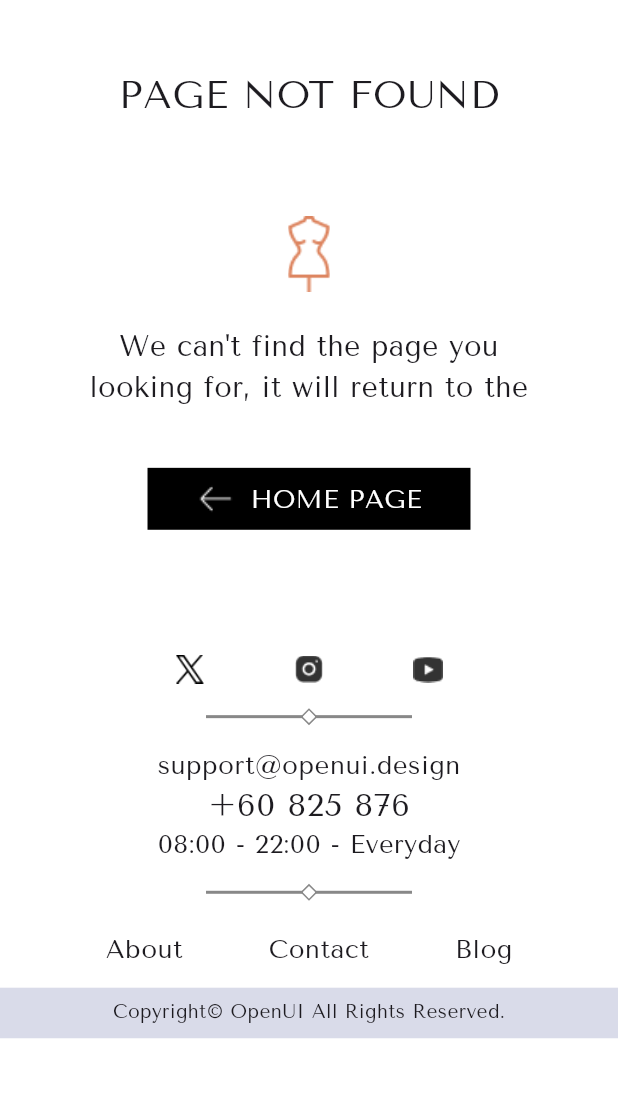
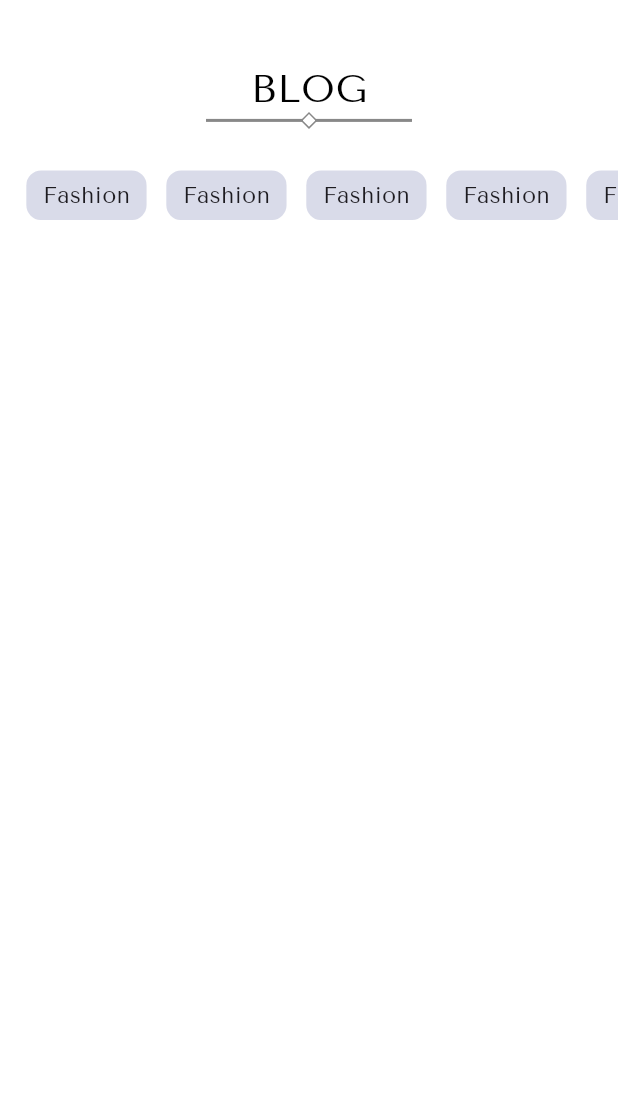
Before and after one commit to ahmetakay24/fashion_e_commerce_app, a Flutter app: the screen it shows after launch, on a phone screen of 412 x 824 dp, the part 76-1173 px from its top. Run offline on Flutter 3.47's test engine with Material 3 defaults, Android fonts, the phone set to English and light mode, and no system bars; drawn by our look-alikes of auto_size_text; our stand-ins replace cached_network_image, carousel_slider, smooth_page_indicator.

Commit message:
PageNotFoundPage was edited and BlogListPage was added

```diff
--- a/lib/main.dart
+++ b/lib/main.dart
@@ -1,4 +1,4 @@
-import 'package:fashion_e_commerce_app/screens/page_not_found/view/page_not_found_view.dart';
+import 'package:fashion_e_commerce_app/screens/blog_list/view/blog_list_view.dart';
 import 'package:fashion_e_commerce_app/theme/app_theme.dart';
 import 'package:flutter/material.dart';
 
@@ -17,7 +17,7 @@ class App extends StatelessWidget {
     return MaterialApp(
       debugShowCheckedModeBanner: false,
       theme: theme.themeData,
-      home: const PageNotFoundView(),
+      home: const BlogListView(),
     );
   }
 }
--- /dev/null
+++ b/lib/screens/blog_list/view/blog_list_view.dart
@@ -0,0 +1,129 @@
+import 'package:fashion_e_commerce_app/core/colors/core_app_colors.dart';
+import 'package:fashion_e_commerce_app/core/size/device_size.dart';
+import 'package:fashion_e_commerce_app/core/widgets/app_custom_widgets.dart';
+import 'package:flutter/material.dart';
+import 'package:flutter/widgets.dart';
+
+class BlogListView extends StatelessWidget {
+  const BlogListView({super.key});
+
+  @override
+  Widget build(BuildContext context) {
+    AppColors colors = AppColors();
+    DeviceSize size = DeviceSize(context);
+
+    return Scaffold(
+      backgroundColor: Colors.white,
+      appBar: OpenFashionAppBar(
+          context: context, colors: colors, size: size, appBarColors: Colors.white, iconBlackOrWhite: Colors.black),
+      body: Center(
+        child: Column(
+          children: [
+            Padding(
+              padding: EdgeInsets.only(top: sizeCalculator(size.height, 3.70)),
+              child: SizedBox(
+                height: sizeCalculator(size.height, 4.09),
+                width: sizeCalculator(size.width, 18.87),
+                child: const FittedBox(
+                  fit: BoxFit.fitWidth,
+                  child: Text(
+                    "BLOG",
+                    style: TextStyle(color: Colors.black),
+                  ),
+                ),
+              ),
+            ),
+            Padding(
+                padding: EdgeInsets.only(bottom: sizeCalculator(size.height, 3.47)),
+                child: AppHeaderLine(size: size, colors: colors)),
+            SizedBox(
+              height: sizeCalculator(size.height, 4.01),
+              width: size.width,
+              child: ListView(
+                padding: EdgeInsets.only(left: sizeCalculator(size.width, 4.26)),
+                scrollDirection: Axis.horizontal,
+                children: [
+                  Container(
+                    decoration: BoxDecoration(
+                        borderRadius: const BorderRadius.all(Radius.circular(10)), color: colors.inputBackground),
+                    height: sizeCalculator(size.height, 4.01),
+                    width: sizeCalculator(size.width, 19.46),
+                    child: Padding(
+                      padding: EdgeInsets.symmetric(
+                          vertical: sizeCalculator(size.height, 1.00), horizontal: sizeCalculator(size.width, 2.66)),
+                      child: const FittedBox(fit: BoxFit.fitWidth, child: Text("Fashion")),
+                    ),
+                  ),
+                  Padding(
+                    padding: EdgeInsets.symmetric(horizontal: sizeCalculator(size.width, 3.19)),
+                    child: Container(
+                      decoration: BoxDecoration(
+                          borderRadius: const BorderRadius.all(Radius.circular(10)), color: colors.inputBackground),
+                      height: sizeCalculator(size.height, 4.01),
+                      width: sizeCalculator(size.width, 19.46),
+                      child: Padding(
+                        padding: EdgeInsets.symmetric(
+                            vertical: sizeCalculator(size.height, 1.00), horizontal: sizeCalculator(size.width, 2.66)),
+                        child: const FittedBox(fit: BoxFit.fitWidth, child: Text("Fashion")),
+                      ),
+                    ),
+                  ),
+                  Container(
+                    decoration: BoxDecoration(
+                        borderRadius: const BorderRadius.all(Radius.circular(10)), color: colors.inputBackground),
+                    height: sizeCalculator(size.height, 4.01),
+                    width: sizeCalculator(size.width, 19.46),
+                    child: Padding(
+                      padding: EdgeInsets.symmetric(
+                          vertical: sizeCalculator(size.height, 1.00), horizontal: sizeCalculator(size.width, 2.66)),
+                      child: const FittedBox(fit: BoxFit.fitWidth, child: Text("Fashion")),
+                    ),
+                  ),
+                  Padding(
+                    padding: EdgeInsets.symmetric(horizontal: sizeCalculator(size.width, 3.19)),
+                    child: Container(
+                      decoration: BoxDecoration(
+                          borderRadius: const BorderRadius.all(Radius.circular(10)), color: colors.inputBackground),
+                      height: sizeCalculator(size.height, 4.01),
+                      width: sizeCalculator(size.width, 19.46),
+                      child: Padding(
+                        padding: EdgeInsets.symmetric(
+                            vertical: sizeCalculator(size.height, 1.00), horizontal: sizeCalculator(size.width, 2.66)),
+                        child: const FittedBox(fit: BoxFit.fitWidth, child: Text("Fashion")),
+                      ),
+                    ),
+                  ),
+                  Container(
+                    decoration: BoxDecoration(
+                        borderRadius: const BorderRadius.all(Radius.circular(10)), color: colors.inputBackground),
+                    height: sizeCalculator(size.height, 4.01),
+                    width: sizeCalculator(size.width, 19.46),
+                    child: Padding(
+                      padding: EdgeInsets.symmetric(
+                          vertical: sizeCalculator(size.height, 1.00), horizontal: sizeCalculator(size.width, 2.66)),
+                      child: const FittedBox(fit: BoxFit.fitWidth, child: Text("Fashion")),
+                    ),
+                  ),
+                  Padding(
+                    padding: EdgeInsets.symmetric(horizontal: sizeCalculator(size.width, 3.19)),
+                    child: Container(
+                      decoration: BoxDecoration(
+                          borderRadius: const BorderRadius.all(Radius.circular(10)), color: colors.inputBackground),
+                      height: sizeCalculator(size.height, 4.01),
+                      width: sizeCalculator(size.width, 19.46),
+                      child: Padding(
+                        padding: EdgeInsets.symmetric(
+                            vertical: sizeCalculator(size.height, 1.00), horizontal: sizeCalculator(size.width, 2.66)),
+                        child: const FittedBox(fit: BoxFit.fitWidth, child: Text("Fashion")),
+                      ),
+                    ),
+                  )
+                ],
+              ),
+            ),
+          ],
+        ),
+      ),
+    );
+  }
+}
--- a/lib/screens/page_not_found/view/page_not_found_view.dart
+++ b/lib/screens/page_not_found/view/page_not_found_view.dart
@@ -118,7 +118,7 @@ class PageNotFoundAppFooter extends StatelessWidget {
       child: Column(
         children: [
           Padding(
-            padding: EdgeInsets.symmetric(vertical: sizeCalculator(size.height, 2.17)),
+            padding: EdgeInsets.symmetric(vertical: sizeCalculator(size.height, 1.9743)),
             child: SizedBox(
                 height: sizeCalculator(size.height, 2.17),
                 width: sizeCalculator(size.width, 43.19),
@@ -141,7 +141,7 @@ class PageNotFoundAppFooter extends StatelessWidget {
                 )),
           ),
           Padding(
-              padding: EdgeInsets.only(bottom: sizeCalculator(size.height, 1.69)),
+              padding: EdgeInsets.only(bottom: sizeCalculator(size.height, 1.5376)),
               child: AppHeaderLine(size: size, colors: colors)),
           SizedBox(
             height: sizeCalculator(size.height, 9.67),
@@ -168,11 +168,11 @@ class PageNotFoundAppFooter extends StatelessWidget {
             ),
           ),
           Padding(
-              padding:
-                  EdgeInsets.only(top: sizeCalculator(size.height, 1.69), bottom: sizeCalculator(size.height, 2.89)),
+              padding: EdgeInsets.only(
+                  top: sizeCalculator(size.height, 1.5376), bottom: sizeCalculator(size.height, 2.6293)),
               child: AppHeaderLine(size: size, colors: colors)),
           Padding(
-            padding: EdgeInsets.only(bottom: sizeCalculator(size.height, 2.08)),
+            padding: EdgeInsets.only(bottom: sizeCalculator(size.height, 1.8924)),
             child: SizedBox(
               height: sizeCalculator(size.height, 2.17),
               width: sizeCalculator(size.width, 65.86),
@@ -204,10 +204,10 @@ class PageNotFoundAppFooter extends StatelessWidget {
             color: colors.inputBackground,
             child: Padding(
               padding: EdgeInsets.only(
-                  left: sizeCalculator(size.width, 18.26),
-                  right: sizeCalculator(size.width, 18.26),
-                  top: sizeCalculator(size.height, 1.00),
-                  bottom: sizeCalculator(size.height, 1.37)),
+                  left: sizeCalculator(size.width, 16.6128),
+                  right: sizeCalculator(size.width, 16.6128),
+                  top: sizeCalculator(size.height, 0.9098),
+                  bottom: sizeCalculator(size.height, 1.2464)),
               child: const FittedBox(fit: BoxFit.fitWidth, child: Text("Copyright© OpenUI All Rights Reserved.")),
             ),
           )
@@ -216,3 +216,5 @@ class PageNotFoundAppFooter extends StatelessWidget {
     );
   }
 }
+
+//%2.4 oranında azaltmayı dene
```
